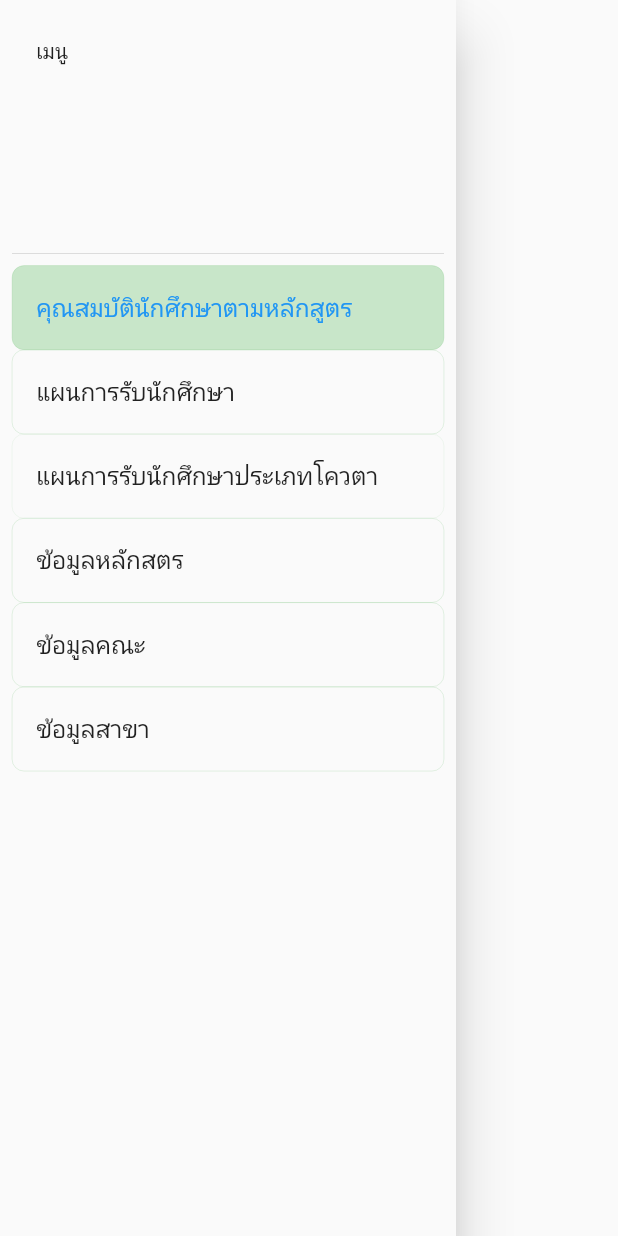
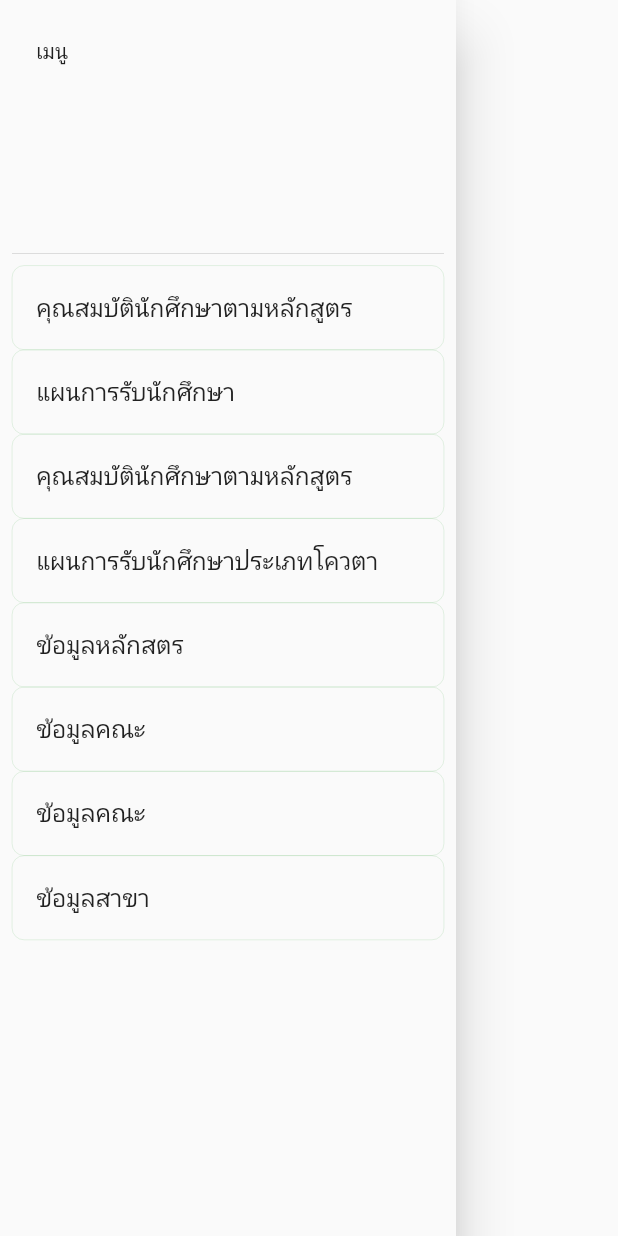
Before and after one commit to billowdev/student-admission-plan-client, a Flutter app: the DrawerMenuWidget widget shown alone on an empty page, opened directly, on a phone screen of 412 x 824 dp. Run offline on Flutter 3.47's test engine with Material 2 defaults, Android fonts, the phone set to English and light mode, and no system bars; project files that could hold a hidden picture were left out.

Commit message:
split list tile to widget in drawer

```diff
--- a/lib/common/widgets/drawer.widget.dart
+++ b/lib/common/widgets/drawer.widget.dart
@@ -1,5 +1,5 @@
 import 'package:flutter/material.dart';
-import 'package:project/pages/main_menu/course_information.dart';
+import 'package:project/pages/course/course_page.dart';
 import 'package:project/pages/main_menu/major_information.dart';
 
 class DrawerMenuWidget extends StatefulWidget {
@@ -25,58 +25,12 @@ class _DrawerMenuWidgetState extends State<DrawerMenuWidget> {
       const DrawerHeader(
         child: Text('เมนู'),
       ),
-      ListTile(
-        title: const Text('คุณสมบัตินักศึกษาตามหลักสูตร'),
-        selected: _selectedIndex == 0,
-        selectedTileColor: Colors.green[100],
-        shape: RoundedRectangleBorder(
-          borderRadius: BorderRadius.circular(8.0), // Set rounded corners
-          side: const BorderSide(color: Colors.green, width: 0.1),
-        ),
-        onTap: () {
-          _onItemTap(0);
-        },
-      ),
-      ListTile(
-        title: const Text('แผนการรับนักศึกษา'),
-        selected: _selectedIndex == 1,
-        selectedTileColor: Colors.green[100],
-        shape: RoundedRectangleBorder(
-          borderRadius: BorderRadius.circular(8.0), // Set rounded corners
-          side: const BorderSide(color: Colors.green, width: 0.1),
-        ),
-        onTap: () {
-          _onItemTap(1);
-        },
-      ),
-      ListTile(
-        title: const Text('แผนการรับนักศึกษาประเภทโควตา'),
-        selected: _selectedIndex == 2,
-        selectedTileColor: Colors.green[100],
-        shape: RoundedRectangleBorder(
-          borderRadius: BorderRadius.circular(8.0), // Set rounded corners
-          side: const BorderSide(color: Colors.green, width: 0.05),
-        ),
-        onTap: () {
-          _onItemTap(2);
-        },
-      ),
-      ListTile(
-        title: const Text('ข้อมูลหลักสตร'),
-        selected: _selectedIndex == 3,
-        selectedTileColor: Colors.green[100],
-        shape: RoundedRectangleBorder(
-          borderRadius: BorderRadius.circular(8.0), // Set rounded corners
-          side: const BorderSide(color: Colors.green, width: 0.1),
-        ),
-        onTap: () {
-          Navigator.pop(
-              context,
-              MaterialPageRoute(
-                  builder: (context) => const CourseInformation()));
-          _onItemTap(3);
-        },
-      ),
+      DrawerListTileButton(textPage: 'คุณสมบัตินักศึกษาตามหลักสูตร'),
+      DrawerListTileButton(textPage: 'แผนการรับนักศึกษา'),
+      DrawerListTileButton(textPage: 'คุณสมบัตินักศึกษาตามหลักสูตร'),
+      DrawerListTileButton(textPage: 'แผนการรับนักศึกษาประเภทโควตา'),
+      DrawerListTileButton(textPage: 'ข้อมูลหลักสตร'),
+      DrawerListTileButton(textPage: 'ข้อมูลคณะ'),
       ListTile(
         title: const Text('ข้อมูลคณะ'),
         selected: _selectedIndex == 4,
@@ -107,3 +61,35 @@ class _DrawerMenuWidgetState extends State<DrawerMenuWidget> {
     ]));
   }
 }
+
+class DrawerListTileButton extends StatelessWidget {
+  final String textPage;
+  // final bool? selectedIndexBool;
+  // final int? onTapIndex;
+  const DrawerListTileButton({
+    super.key,
+    required this.textPage,
+    // required this.selectedIndexBool,
+    // required this.onTapIndex
+  });
+
+  set _selectedIndex(int _selectedIndex) {}
+
+  @override
+  Widget build(BuildContext context) {
+    return ListTile(
+      title: Text(textPage),
+      // selected: selectedIndexBool,
+      selectedTileColor: Colors.green[100],
+      shape: RoundedRectangleBorder(
+        borderRadius: BorderRadius.circular(8.0), // Set rounded corners
+        side: const BorderSide(color: Colors.green, width: 0.1),
+      ),
+      onTap: () {
+        // this._selectedIndex = onTapIndex;
+      },
+    );
+  }
+}
+
+class Number {}
--- a/lib/pages/main_menu/mainmenu.dart
+++ b/lib/pages/main_menu/mainmenu.dart
@@ -1,5 +1,5 @@
 import 'package:flutter/material.dart';
-import 'package:project/pages/main_menu/course_information.dart';
+import 'package:project/pages/course/course_page.dart';
 import 'package:project/pages/main_menu/major_information.dart';
 import 'package:project/pages/main_menu/widgets/appbar.dart';
 
@@ -78,12 +78,12 @@ class _MainMenuState extends State<MainMenu> {
                   children: const [
                     InformationButtonWidget(
                       buttonText: 'ข้อมูลสาขา',
-                      RouteScreen: const CourseInformation(),
+                      RouteScreen: const CoursePage(),
                     ),
 
                     InformationButtonWidget(
                       buttonText: 'คุณสมบัตินักศึกษา\nตามหลักสูตร',
-                      RouteScreen: const CourseInformation(),
+                      RouteScreen: const CoursePage(),
                     ),
 // ข้อมูลหลักสูตร
 // ข้อมูลคณะ
--- a/lib/pages/main_menu/widgets/infomation_button_widget.dart
+++ b/lib/pages/main_menu/widgets/infomation_button_widget.dart
@@ -1,5 +1,5 @@
 import 'package:flutter/material.dart';
-import 'package:project/pages/main_menu/course_information.dart';
+import 'package:project/pages/course/course_page.dart';
 
 class InformationButtonWidget extends StatelessWidget {
   final String buttonText; // new parameter for button text
```
Also changed, not shown: lib/pages/course/course_page.dart (renamed from lib/pages/main_menu/course_information.dart, +4 -4 lines).
